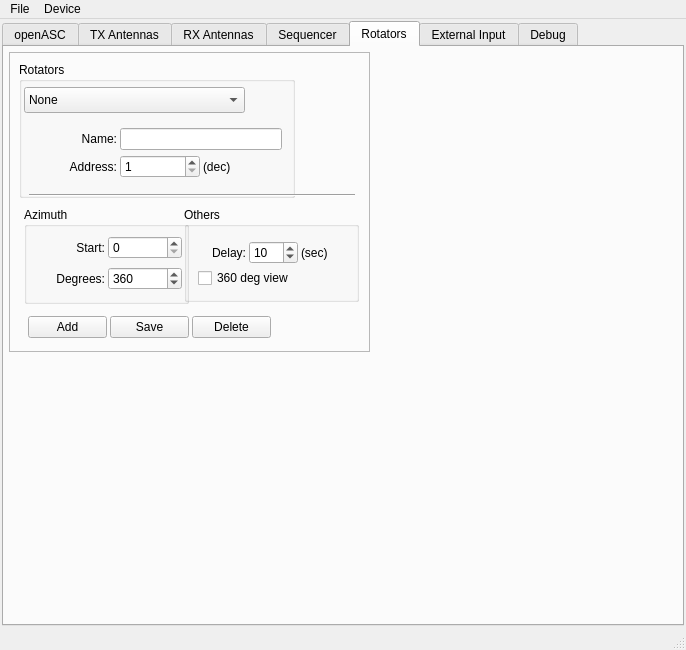
Above: c/openASC_Configurator/ui/mainwindow.ui from thegeek82000/openasc before the change. Below: the same form after it.
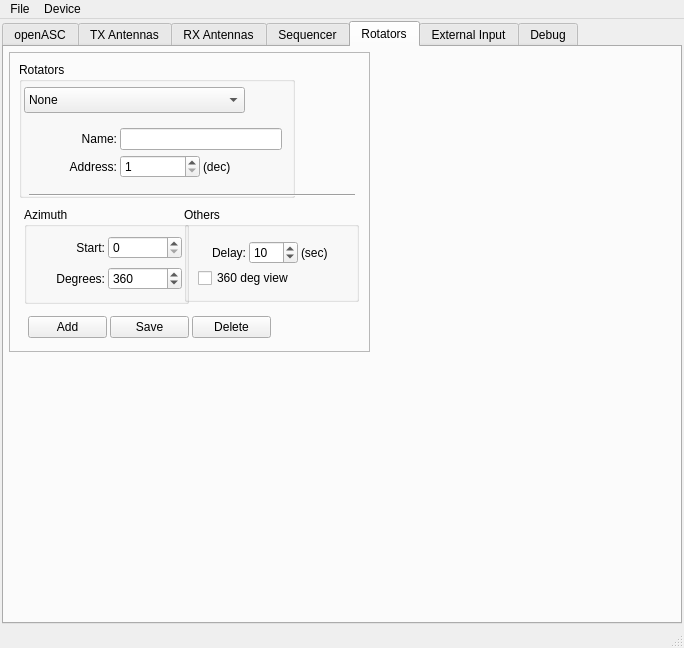
That is the form after the change. The open tabs and pages were chosen to show the change.

Diff of the .ui file:
```diff
--- a/c/openASC_Configurator/ui/mainwindow.ui
+++ b/c/openASC_Configurator/ui/mainwindow.ui
@@ -6,8 +6,8 @@
    <rect>
     <x>0</x>
     <y>0</y>
-    <width>686</width>
-    <height>650</height>
+    <width>684</width>
+    <height>648</height>
    </rect>
   </property>
   <property name="windowTitle">
@@ -3014,8 +3014,8 @@
     <rect>
      <x>0</x>
      <y>0</y>
-     <width>686</width>
-     <height>26</height>
+     <width>684</width>
+     <height>23</height>
     </rect>
    </property>
    <widget class="QMenu" name="menuDevice">
```
Left out of the diff: 4 changed lines with no effect on the pictures.
